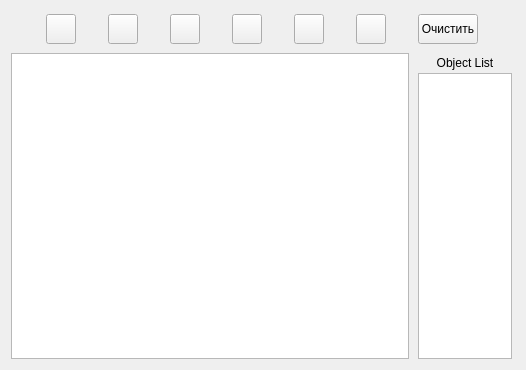
First picture: the form in mainwindow.ui, repository vnacode/FigurePainter, before the edit.
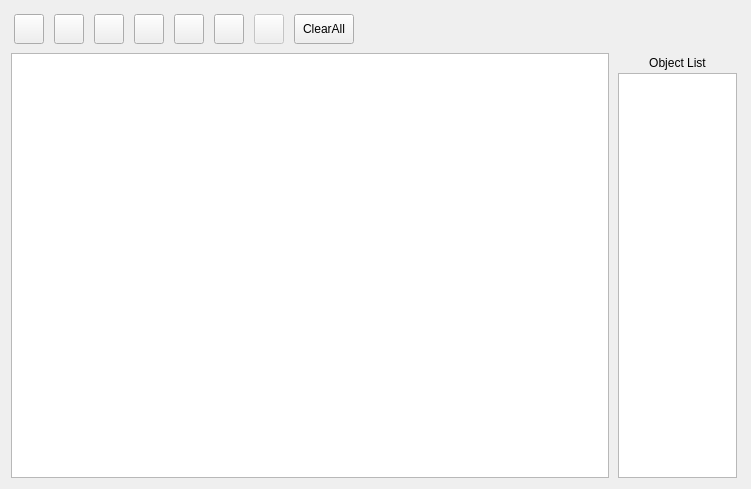
Second picture: the form after the edit. Icons and pictures are not drawn.

Patch:
```diff
--- a/mainwindow.ui
+++ b/mainwindow.ui
@@ -6,8 +6,8 @@
    <rect>
     <x>0</x>
     <y>0</y>
-    <width>526</width>
-    <height>370</height>
+    <width>751</width>
+    <height>489</height>
    </rect>
   </property>
   <property name="windowTitle">
@@ -22,7 +22,7 @@
      <widget class="QWidget" name="widget_3" native="true">
       <property name="maximumSize">
        <size>
-        <width>100</width>
+        <width>125</width>
         <height>16777215</height>
        </size>
       </property>
@@ -72,7 +72,10 @@
       </property>
       <layout class="QHBoxLayout" name="horizontalLayout">
        <property name="spacing">
-        <number>0</number>
+        <number>10</number>
+       </property>
+       <property name="sizeConstraint">
+        <enum>QLayout::SetFixedSize</enum>
        </property>
        <property name="leftMargin">
         <number>3</number>
@@ -263,6 +266,32 @@
          </property>
         </widget>
        </item>
+       <item>
+        <widget class="QToolButton" name="deleteButton">
+         <property name="enabled">
+          <bool>false</bool>
+         </property>
+         <property name="minimumSize">
+          <size>
+           <width>30</width>
+           <height>30</height>
+          </size>
+         </property>
+         <property name="maximumSize">
+          <size>
+           <width>30</width>
+           <height>30</height>
+          </size>
+         </property>
+         <property name="text">
+          <string/>
+         </property>
+         <property name="icon">
+          <iconset resource="images.qrc">
+           <normaloff>:/images/trash.png</normaloff>:/images/trash.png</iconset>
+         </property>
+        </widget>
+       </item>
        <item>
         <widget class="QToolButton" name="clearButton">
          <property name="minimumSize">
@@ -278,7 +307,7 @@
           </size>
          </property>
          <property name="text">
-          <string>Очистить</string>
+          <string>ClearAll</string>
          </property>
          <property name="checkable">
           <bool>true</bool>
```
